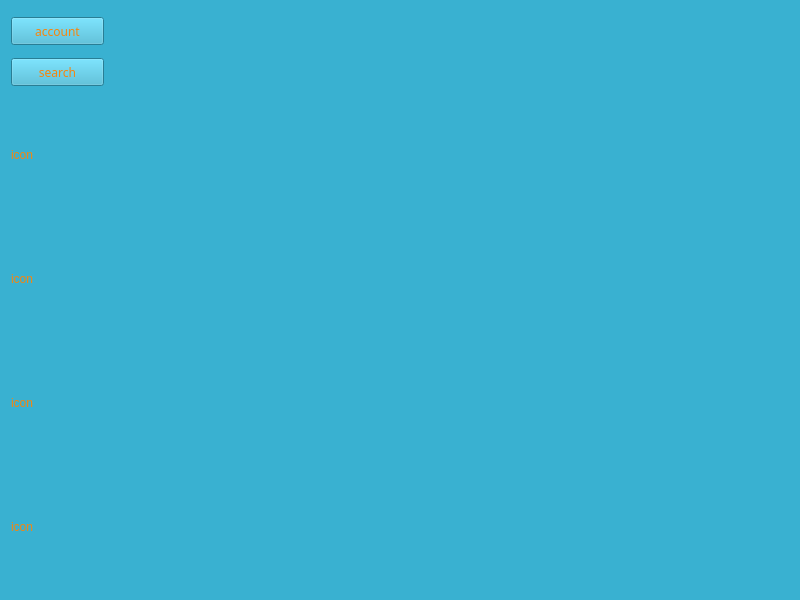
This is ui/home.ui in chaunamthong2015-ui/PTA39-SPCK as Qt 5 draws it before an edit. The edited form follows.
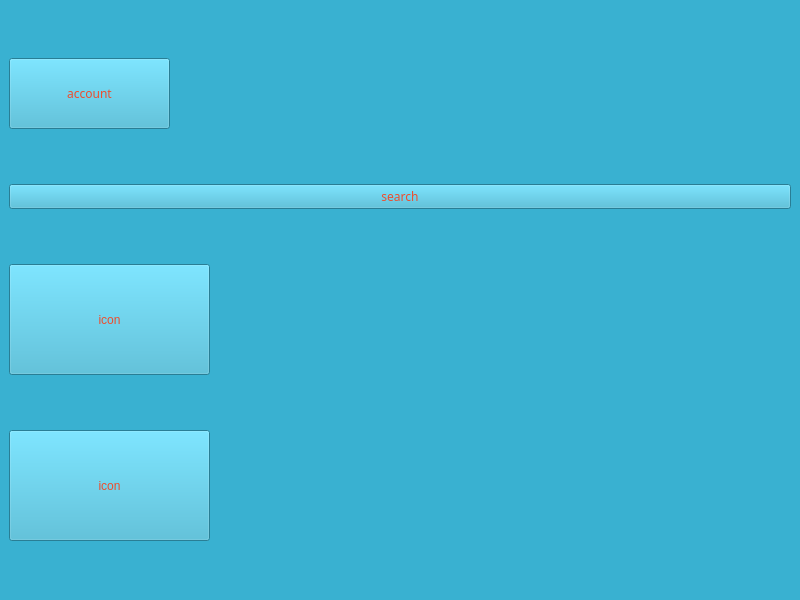
This is the edited form. Icons and pictures are not drawn.

The edit to the form file:
```diff
--- a/ui/home.ui
+++ b/ui/home.ui
@@ -28,118 +28,24 @@
   <widget class="QWidget" name="centralwidget">
    <property name="styleSheet">
     <string notr="true">background-color: #39B1D1 ;
-color: #F6850C ;
+color: #ED4D2D ;
 
 </string>
    </property>
-   <widget class="QLabel" name="label_4">
-    <property name="geometry">
-     <rect>
-      <x>11</x>
-      <y>99</y>
-      <width>121</width>
-      <height>111</height>
-     </rect>
-    </property>
-    <property name="minimumSize">
-     <size>
-      <width>121</width>
-      <height>111</height>
-     </size>
-    </property>
-    <property name="maximumSize">
-     <size>
-      <width>121</width>
-      <height>111</height>
-     </size>
-    </property>
-    <property name="text">
-     <string>icon</string>
-    </property>
-   </widget>
-   <widget class="QLabel" name="label_5">
-    <property name="geometry">
-     <rect>
-      <x>11</x>
-      <y>223</y>
-      <width>121</width>
-      <height>111</height>
-     </rect>
-    </property>
-    <property name="minimumSize">
-     <size>
-      <width>121</width>
-      <height>111</height>
-     </size>
-    </property>
-    <property name="maximumSize">
-     <size>
-      <width>121</width>
-      <height>111</height>
-     </size>
-    </property>
-    <property name="text">
-     <string>icon</string>
-    </property>
-   </widget>
-   <widget class="QLabel" name="label_6">
-    <property name="geometry">
-     <rect>
-      <x>11</x>
-      <y>347</y>
-      <width>121</width>
-      <height>111</height>
-     </rect>
-    </property>
-    <property name="minimumSize">
-     <size>
-      <width>121</width>
-      <height>111</height>
-     </size>
-    </property>
-    <property name="maximumSize">
-     <size>
-      <width>121</width>
-      <height>111</height>
-     </size>
-    </property>
-    <property name="text">
-     <string>icon</string>
-    </property>
-   </widget>
-   <widget class="QLabel" name="label_7">
-    <property name="geometry">
-     <rect>
-      <x>11</x>
-      <y>471</y>
-      <width>121</width>
-      <height>111</height>
-     </rect>
-    </property>
-    <property name="minimumSize">
-     <size>
-      <width>121</width>
-      <height>111</height>
-     </size>
-    </property>
-    <property name="maximumSize">
-     <size>
-      <width>121</width>
-      <height>111</height>
-     </size>
-    </property>
-    <property name="text">
-     <string>icon</string>
-    </property>
-   </widget>
+   <layout class="QVBoxLayout" name="verticalLayout">
+    <item>
    <widget class="QPushButton" name="account">
-    <property name="geometry">
-     <rect>
-      <x>11</x>
-      <y>17</y>
-      <width>93</width>
-      <height>28</height>
-     </rect>
+      <property name="minimumSize">
+       <size>
+        <width>161</width>
+        <height>71</height>
+       </size>
+      </property>
+      <property name="maximumSize">
+       <size>
+        <width>161</width>
+        <height>71</height>
+       </size>
     </property>
     <property name="font">
      <font>
@@ -154,15 +60,9 @@
       <normaloff>../assets/icons/icons8-account-50.png</normaloff>../assets/icons/icons8-account-50.png</iconset>
     </property>
    </widget>
+    </item>
+    <item>
    <widget class="QPushButton" name="search">
-    <property name="geometry">
-     <rect>
-      <x>11</x>
-      <y>58</y>
-      <width>93</width>
-      <height>28</height>
-     </rect>
-    </property>
     <property name="font">
      <font>
       <family>Arial Black</family>
@@ -176,6 +76,49 @@
       <normaloff>../assets/icons/icons8-google-web-search-60.png</normaloff>../assets/icons/icons8-google-web-search-60.png</iconset>
     </property>
    </widget>
+    </item>
+    <item>
+     <widget class="QPushButton" name="pushButton_3">
+      <property name="minimumSize">
+       <size>
+        <width>201</width>
+        <height>111</height>
+       </size>
+      </property>
+      <property name="maximumSize">
+       <size>
+        <width>201</width>
+        <height>111</height>
+       </size>
+      </property>
+      <property name="text">
+       <string>icon</string>
+      </property>
+     </widget>
+    </item>
+    <item>
+     <widget class="QPushButton" name="pushButton">
+      <property name="minimumSize">
+       <size>
+        <width>201</width>
+        <height>111</height>
+       </size>
+      </property>
+      <property name="maximumSize">
+       <size>
+        <width>201</width>
+        <height>111</height>
+       </size>
+      </property>
+      <property name="styleSheet">
+       <string notr="true"/>
+      </property>
+      <property name="text">
+       <string>icon</string>
+      </property>
+     </widget>
+    </item>
+   </layout>
   </widget>
  </widget>
  <resources/>
```
Lines whose indentation alone changed are shown as unchanged.
